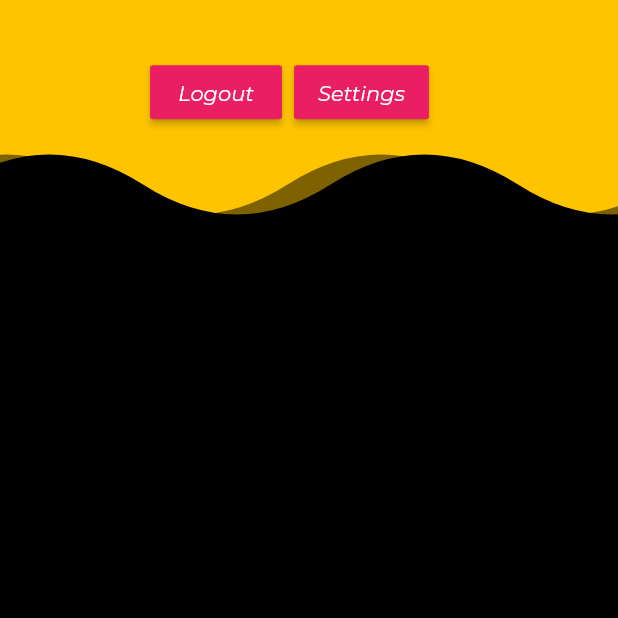
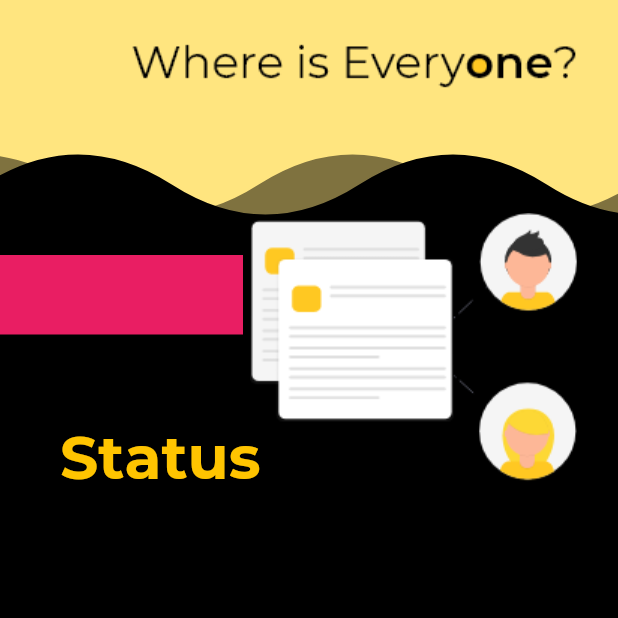
Before and after one commit to Shraddhasaini/Whereisevery1, a Flutter app: the HomePage screen opened directly, on a phone screen of 412 x 824 dp, the top half of it. Run offline on Flutter 3.47's test engine with Material 2 defaults, Android fonts, the phone set to English and light mode, and no system bars; our stand-ins replace cloud_firestore, firebase_auth, flutter_spinkit, google_sign_in; accounts and stored records are empty.

Commit message:
[Tue201] Homepage frontend

```diff
--- a/lib/screens/home/home.dart
+++ b/lib/screens/home/home.dart
@@ -8,6 +8,7 @@ import 'package:provider/provider.dart';
 import 'package:whereisevery1/services/database.dart';
 import 'package:whereisevery1/screens/home/statuslist.dart';
 import 'package:whereisevery1/shared/myappbar.dart';
+import 'package:whereisevery1/shared/username.dart';
 
 class Home extends StatefulWidget {
   @override
@@ -94,48 +95,76 @@ class HomePage extends StatelessWidget {
                             left: 0,
                             right: 0,
                             child: Container(
-                                color: Colors.amberAccent[400],),
+                                color: Colors.amberAccent[100],),
                           ),
                           Positioned(
                             child: Container(child: MyAnimation()),
                           ),
                           Positioned(
-                            top: -10,
-                            bottom: 550,
+                            top: 0,
+                            bottom: 600,
+                            left: 70,
+                            right: 0,
+                            child: Container(
+                              decoration: BoxDecoration(
+                                image: DecorationImage(
+                                  image: AssetImage('assets/Ologowie.png'),
+                                ),
+                              ),
+                            ),
+                          ),
+                          Positioned(
+                            top: 60,
+                            bottom: 580,
                             left: 100,
                             right: 0,
-                            child: Row(
-                              children: <Widget>[
-                                RaisedButton(
-                                  color: Colors.pink,
-                                  child: Text(
-                                    'Logout',
-                                 style: TextStyle(
-                                fontFamily: 'Montserrat',
-                                color: Colors.white,
-                                fontStyle: FontStyle.italic,
+                            child: FlatButton(
+                                onPressed: () => _showSettingsPanel(),
+                              child: UserName()
+                            ),
+                          ),
+                          Positioned(
+                            top: 400,
+                            bottom: 0,
+                            left: 0,
+                            right: 0,
+                            child: StatusList(),
+                          ),
+                          Positioned(
+                            top: 130,
+                            bottom: 350,
+                            left: 140,
+                            right: 0,
+                            child: Container(
+                              decoration: BoxDecoration(
+                                image: DecorationImage(
+                                  image: AssetImage('assets/statuslist.png'),
+                                ),
                               ),
                             ),
-                                  onPressed: () async{
-                                    await _auth.signOut();
-                                  },
+                          ),
+                          Positioned(
+                            top: 170,
+                            bottom: 460,
+                            left: 0,
+                            right: 250,
+                            child: Container(
+                              color: Colors.pink,
+                            ),
+                          ),
+                          Positioned(
+                            top: 280,
+                            bottom: 350,
+                            left: 40,
+                            right: 200,
+                            child: Container(
+                              child: Text('Status',
+                                style: TextStyle(fontSize: 40.0,
+                                  fontFamily: 'Montserrat',
+                                  color: Colors.amberAccent[400],
+                                  fontWeight: FontWeight.bold,
                                 ),
-                                Padding(
-                                  padding: const EdgeInsets.all(8.0),
-                                  child: RaisedButton(
-                                    color: Colors.pink,
-                                    child: Text(
-                                      'Settings',
-                                      style: TextStyle(
-                                        fontFamily: 'Montserrat',
-                                        color: Colors.white,
-                                        fontStyle: FontStyle.italic,
-                                      ),
-                                    ),
-                                    onPressed: () => _showSettingsPanel(),
-                                  ),
-                                ),
-                              ],
+                              ),
                             ),
                           ),
          ],
--- a/lib/screens/home/status_tile.dart
+++ b/lib/screens/home/status_tile.dart
@@ -5,7 +5,6 @@ class StatusTile extends StatelessWidget {
 
   final Status status;
   StatusTile({this.status});
-
   @override
   Widget build(BuildContext context) {
     return Padding(
--- a/lib/screens/home/statuslist.dart
+++ b/lib/screens/home/statuslist.dart
@@ -17,7 +17,6 @@ class _StatusListState extends State<StatusList> {
     return ListView.builder(
       itemCount: statuses.length,
         itemBuilder: (context, index){
-
         return StatusTile(status: statuses[index]);
         },
 
--- a/lib/shared/myappbar.dart
+++ b/lib/shared/myappbar.dart
@@ -156,7 +156,7 @@ class _MyAnimationState extends State<MyAnimation>
   void initState() {
     super.initState();
     _controller = AnimationController(
-        duration: Duration(seconds: 3),
+        duration: Duration(seconds: 20),
         vsync: this)..repeat();
 
     animation = Tween<double>(begin: -500, end: 0).animate(_controller);
```
Also changed, not shown: lib/shared/username.dart (added, +54 -0 lines).
